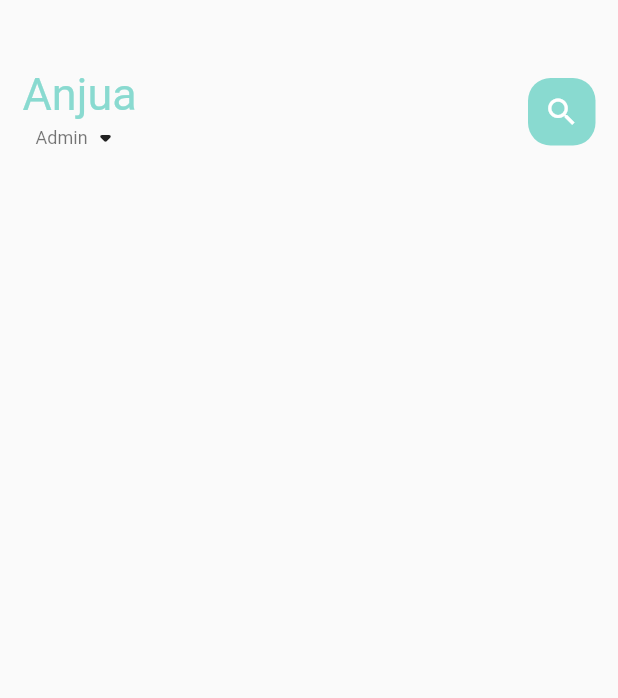
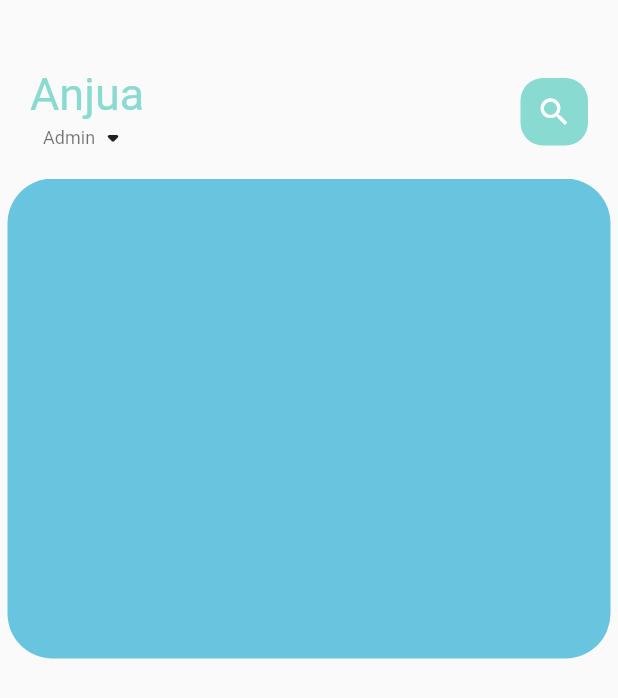
Before and after one commit to anjua/food_delivery, a Flutter app: the screen it shows after launch, on a phone screen of 412 x 824 dp. Shown: the top 698 px of the screen. Run offline on Flutter 3.47's test engine with Material 2 defaults, Android fonts, the phone set to English and light mode, and no system bars.

Commit message:
food page body update

```diff
--- /dev/null
+++ b/lib/home/food_page_body.dart
@@ -0,0 +1,31 @@
+import 'package:flutter/cupertino.dart';
+
+class FoodPageBody extends StatefulWidget {
+  const FoodPageBody({super.key});
+
+  @override
+  State<FoodPageBody> createState() => _FoodPageBodyState();
+}
+
+class _FoodPageBodyState extends State<FoodPageBody> {
+  @override
+  Widget build(BuildContext context) {
+    return Container(
+      height: 320,
+      child: PageView.builder(
+          itemCount: 5,
+          itemBuilder: (context, position) {
+            return _buildPageItem(position);
+          }),
+    );
+  }
+
+  Widget _buildPageItem(int index) {
+    return Container(
+        height: 220,
+        margin: EdgeInsets.only(left: 5, right: 5),
+        decoration: BoxDecoration(
+            borderRadius: BorderRadius.circular(30),
+            color: index.isEven ? Color(0xFF69c5df) : Color(0xFF9294cc)));
+  }
+}
--- a/lib/home/main_food_page.dart
+++ b/lib/home/main_food_page.dart
@@ -1,5 +1,5 @@
-import 'package:flutter/cupertino.dart';
 import 'package:flutter/material.dart';
+import 'package:food_delivery/home/food_page_body.dart';
 import 'package:food_delivery/utils/colors.dart';
 import 'package:food_delivery/widgets/big_text.dart';
 import 'package:food_delivery/widgets/small_text.dart';
@@ -20,7 +20,7 @@ class _MainFoodPageState extends State<MainFoodPage> {
           Container(
             child: Container(
               margin: EdgeInsets.only(top: 45, bottom: 15),
-              padding: EdgeInsets.only(left: 15, right: 15),
+              padding: EdgeInsets.only(left: 20, right: 20),
               child: Row(
                 mainAxisAlignment: MainAxisAlignment.spaceBetween,
                 children: [
@@ -52,6 +52,7 @@ class _MainFoodPageState extends State<MainFoodPage> {
               ),
             ),
           ),
+          FoodPageBody()
         ],
       ),
     );
```
